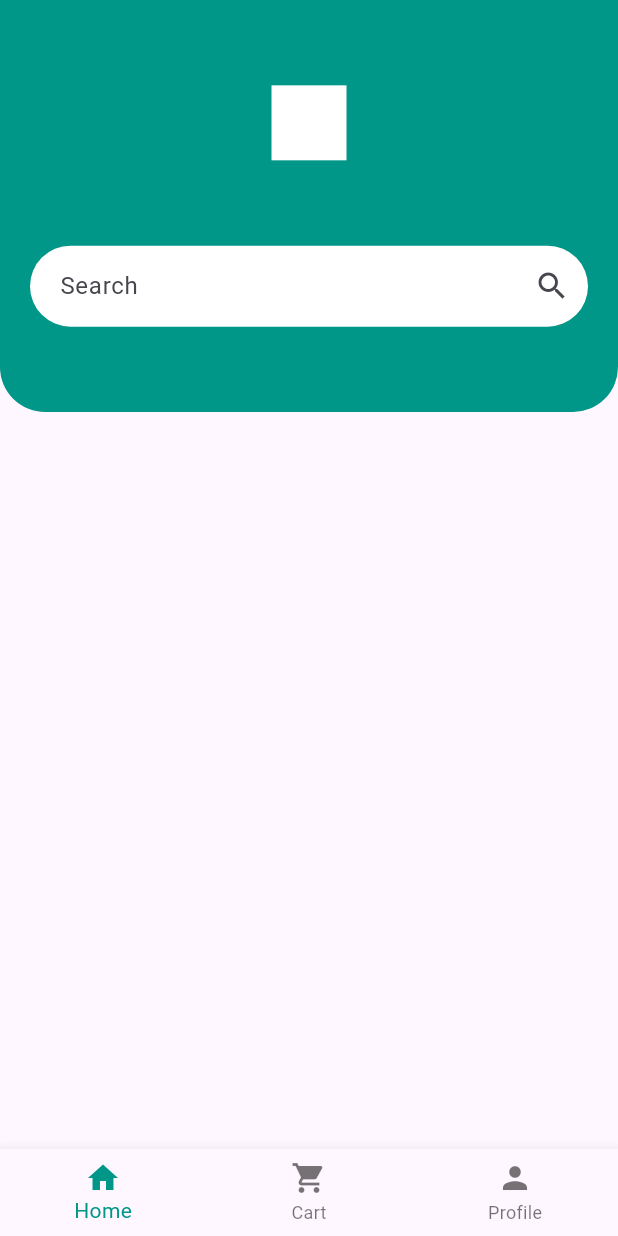
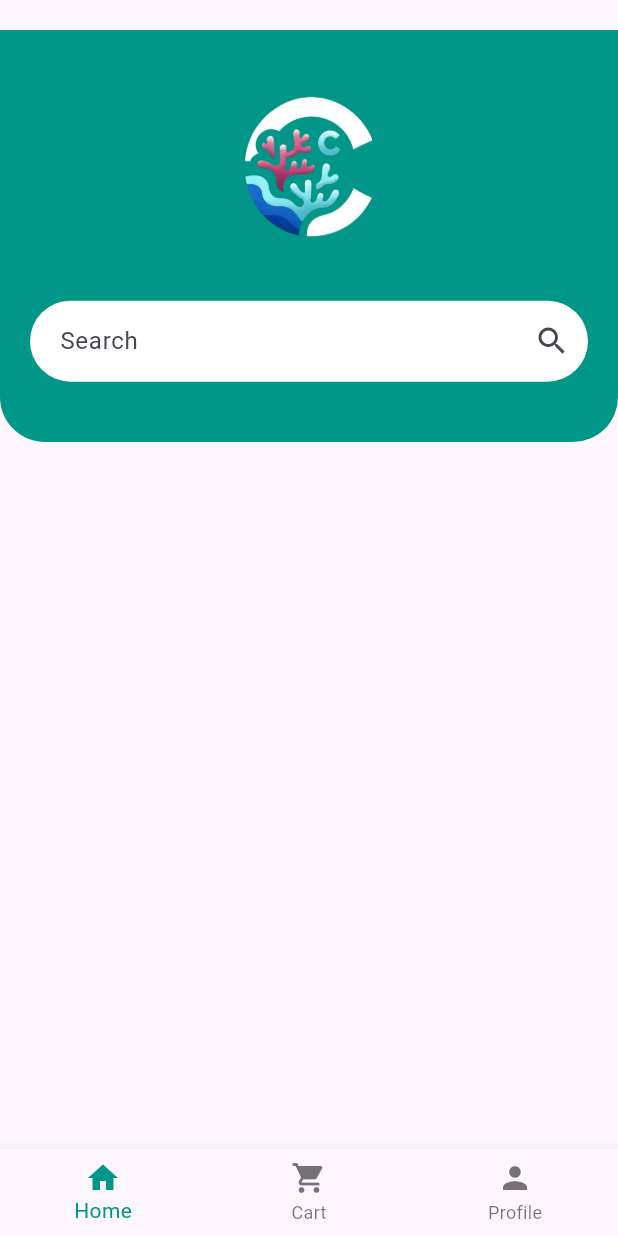
Before and after one commit to ferozkhansm007/coralcart, a Flutter app: the screen it shows after launch, on a phone screen of 412 x 824 dp. Run offline on Flutter 3.47's test engine with Material 3 defaults, Android fonts, the phone set to English and light mode, and no system bars; our stand-ins replace cloud_firestore, firebase_auth, firebase_core, image_picker, motion_toast; accounts and stored records are empty.

Commit message:
01/04/2024

```diff
--- a/lib/main.dart
+++ b/lib/main.dart
@@ -1,6 +1,6 @@
 import 'package:coralcart/firebase_options.dart';
 import 'package:coralcart/screens/cart_screen.dart';
-import 'package:coralcart/screens/cartsample.dart';
+
 import 'package:coralcart/screens/checkout_screen.dart';
 import 'package:coralcart/screens/home_screen.dart';
 import 'package:coralcart/screens/login_screen.dart';
--- a/lib/screens/home_screen.dart
+++ b/lib/screens/home_screen.dart
@@ -1,13 +1,9 @@
+import 'package:flutter/material.dart';
 import 'package:cloud_firestore/cloud_firestore.dart';
 import 'package:coralcart/screens/product_list.dart';
-import 'package:flutter/cupertino.dart';
-import 'package:flutter/material.dart';
-import 'package:flutter/widgets.dart';
-import 'package:firebase_core/firebase_core.dart';
-
 
 class HomeScreen extends StatefulWidget {
-  const HomeScreen({super.key});
+  const HomeScreen({Key? key}) : super(key: key);
 
   @override
   State<HomeScreen> createState() => _HomeScreenState();
@@ -16,16 +12,21 @@ class HomeScreen extends StatefulWidget {
 class _HomeScreenState extends State<HomeScreen> {
   @override
   Widget build(BuildContext context) {
-    return Column(
+    return Scaffold(
+
+      body: Column(
         children: [
+          SizedBox(height: 20,),
           CurvedBottomContainer(
             width: MediaQuery.of(context).size.width,
             height: MediaQuery.of(context).size.height / 3,
-            logo: Container(
-              color: Colors.white, // Replace with your logo asset
-              height: 50,
-              width: 50,
+            logo: Image.asset(
+              'assets/images/logo.png', // Replace with your image asset path
+              height: 100,
+              width: 100,
+
             ),
+
             searchBar: Container(
               margin: const EdgeInsets.symmetric(horizontal: 20),
               decoration: BoxDecoration(
@@ -39,7 +40,10 @@ class _HomeScreenState extends State<HomeScreen> {
                   border: InputBorder.none,
                   contentPadding:
                       EdgeInsets.symmetric(horizontal: 20, vertical: 15),
-                )))),
+                ),
+              ),
+            ),
+          ),
           Expanded(
             child: Padding(
               padding: const EdgeInsets.symmetric(horizontal: 20),
@@ -75,8 +79,9 @@ class _HomeScreenState extends State<HomeScreen> {
                           Navigator.push(
                             context,
                             MaterialPageRoute(
-                              builder: (context) =>
-                                  PoductScreen(catid: snapshot.data!.docs[index].id,), // Pass data to the ProductScreen
+                              builder: (context) => PoductScreen(
+                                catid: snapshot.data!.docs[index].id,
+                              ),
                             ),
                           );
                         },
@@ -117,10 +122,12 @@ class _HomeScreenState extends State<HomeScreen> {
                       );
                     },
                   );
-                }),
+                },
+              ),
             ),
           ),
         ],
+      ),
     );
   }
 }
```
Also changed, not shown: pubspec.yaml (+4 -3 lines), assets/images/logo.png (added). Lines whose indentation alone changed are shown as unchanged.
